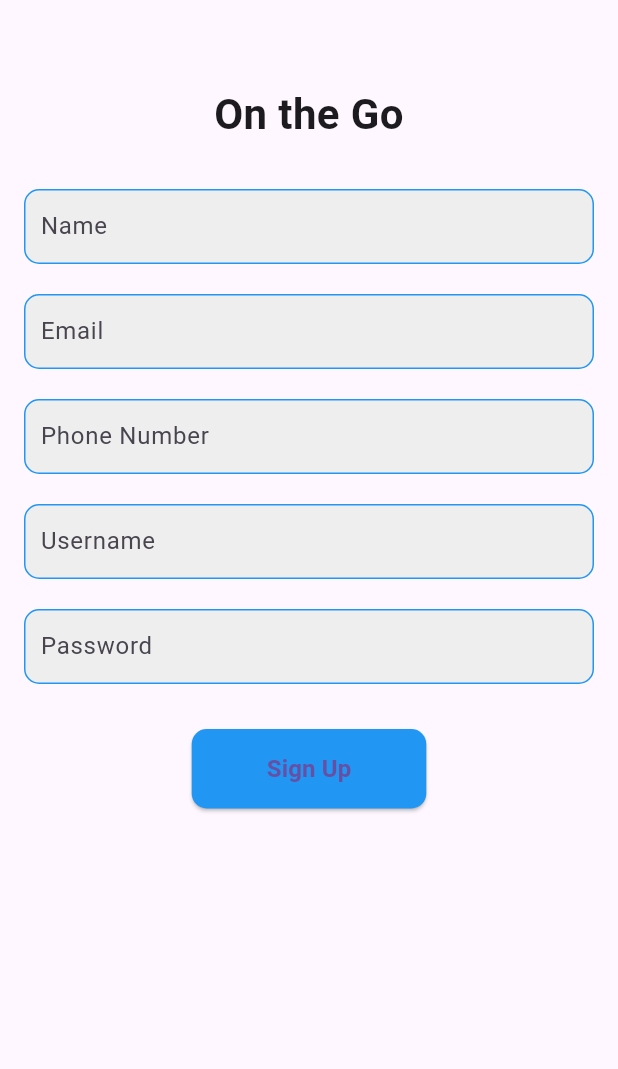
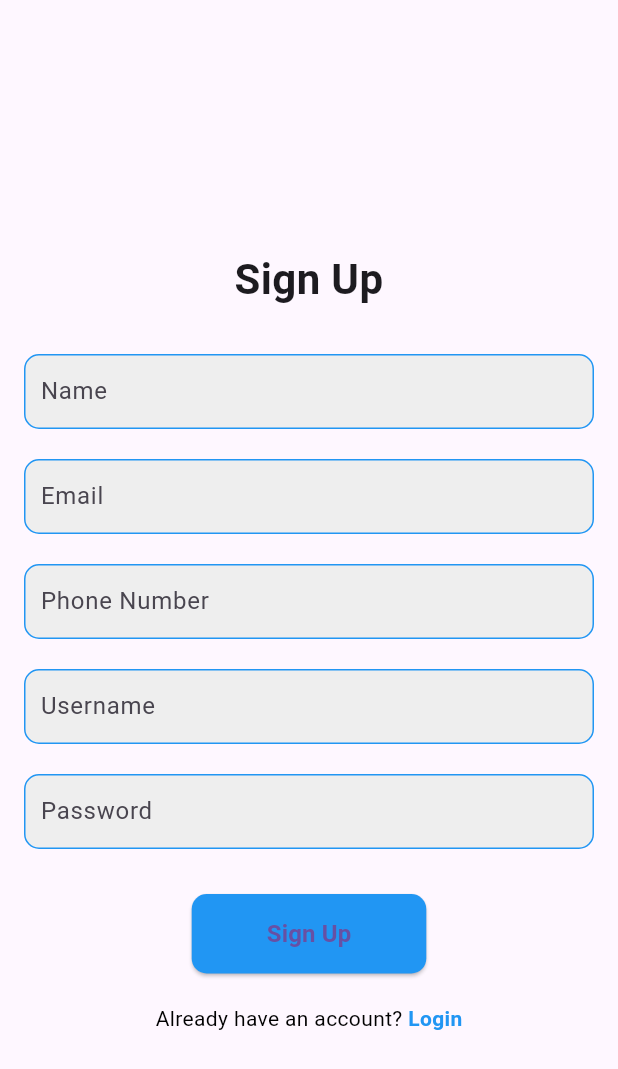
Before and after one commit to emtiaz1/on_the_go, a Flutter app: the screen it shows after launch, after a tap on "Sign Up", on a phone screen of 412 x 824 dp. Shown: the top 1069 px of the screen. Run offline on Flutter 3.47's test engine with Material 3 defaults, Android fonts, the phone set to English and light mode, and no system bars; our stand-ins replace cloud_firestore, firebase_auth, firebase_core, flutter_map, google_fonts, icons_plus and 4 more; missing offline and left inert: flutter_map_location_marker; accounts and stored records are empty; network calls fail.

Commit message:
log in and sign in page v2

```diff
--- a/lib/login_page.dart
+++ b/lib/login_page.dart
@@ -17,6 +17,7 @@ class _LoginPageState extends State<LoginPage> {
   final TextEditingController passwordController = TextEditingController();
   final FirebaseAuth _auth = FirebaseAuth.instance;
   bool _isLoading = false;
+  bool _isPasswordVisible = false; // Track password visibility
 
   void login() async {
     setState(() {
@@ -44,7 +45,7 @@ class _LoginPageState extends State<LoginPage> {
 
         Navigator.pushReplacement(
           context,
-          MaterialPageRoute(builder: (context) =>  GetDataPage(email: email)),
+          MaterialPageRoute(builder: (context) => GetDataPage(email: email)),
         );
       }
     } on FirebaseAuthException catch (e) {
@@ -154,13 +155,27 @@ class _LoginPageState extends State<LoginPage> {
                 ),
                 child: TextField(
                   controller: passwordController,
+                  obscureText:
+                      !_isPasswordVisible, // Toggle password visibility
                   decoration: InputDecoration(
                     hintText: 'Password',
                     hintStyle: TextStyle(color: Colors.grey[600]),
                     border: InputBorder.none,
                     contentPadding: EdgeInsets.symmetric(horizontal: 10),
+                    suffixIcon: IconButton(
+                      icon: Icon(
+                        _isPasswordVisible
+                            ? Icons.visibility
+                            : Icons.visibility_off,
+                        color: Colors.grey[600],
+                      ),
+                      onPressed: () {
+                        setState(() {
+                          _isPasswordVisible = !_isPasswordVisible;
+                        });
+                      },
+                    ),
                   ),
-                  obscureText: true,
                 ),
               ),
               const SizedBox(height: 20),
--- a/lib/signup_page.dart
+++ b/lib/signup_page.dart
@@ -1,6 +1,6 @@
 import 'package:flutter/material.dart';
 import 'package:firebase_auth/firebase_auth.dart';
-import 'package:cloud_firestore/cloud_firestore.dart'; // Add this import
+import 'package:cloud_firestore/cloud_firestore.dart';
 
 class SignUpPage extends StatefulWidget {
   const SignUpPage({super.key});
@@ -39,13 +39,17 @@ class _SignUpPageState extends State<SignUpPage> {
 
       try {
         // Create a new user with Firebase Authentication
-        UserCredential userCredential = await _auth.createUserWithEmailAndPassword(
+        UserCredential userCredential =
+            await _auth.createUserWithEmailAndPassword(
           email: email,
           password: password,
         );
 
         // Add user information to Firestore
-        await FirebaseFirestore.instance.collection('users').doc(userCredential.user!.uid).set({
+        await FirebaseFirestore.instance
+            .collection('users')
+            .doc(userCredential.user!.uid)
+            .set({
           'name': name,
           'email': email,
           'phone': phone,
@@ -134,9 +138,9 @@ class _SignUpPageState extends State<SignUpPage> {
           child: Column(
             mainAxisAlignment: MainAxisAlignment.start,
             children: [
-              const SizedBox(height: 40),
+              const SizedBox(height: 150),
               const Text(
-                'On the Go',
+                'Sign Up',
                 style: TextStyle(
                   fontSize: 28,
                   fontWeight: FontWeight.bold,
@@ -178,6 +182,32 @@ class _SignUpPageState extends State<SignUpPage> {
                             fontSize: 16, fontWeight: FontWeight.bold),
                       ),
                     ),
+              const SizedBox(height: 20),
+              Row(
+                mainAxisAlignment: MainAxisAlignment.center,
+                children: [
+                  const Text(
+                    'Already have an account? ',
+                    style: TextStyle(
+                      fontSize: 14,
+                      color: Colors.black,
+                    ),
+                  ),
+                  GestureDetector(
+                    onTap: () {
+                      Navigator.pop(context); // Navigate back to the login page
+                    },
+                    child: const Text(
+                      'Login',
+                      style: TextStyle(
+                        color: Colors.blue,
+                        fontSize: 14,
+                        fontWeight: FontWeight.bold,
+                      ),
+                    ),
+                  ),
+                ],
+              ),
             ],
           ),
         ),
```
Also changed, not shown: pubspec.lock.
